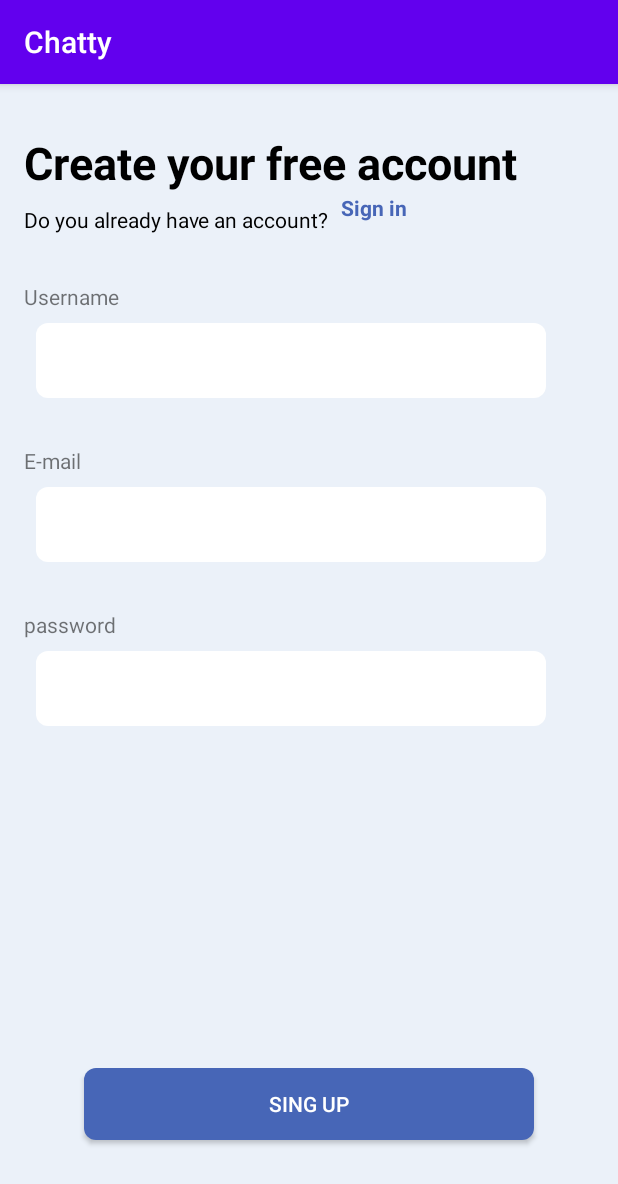
After one commit to zaka7024/Chatty, an Android app: the fragment SignUpFragment shown on its own in the app's theme, on a phone screen of 412 x 824 dp. The commit adds this screen. Shown: the top 1184 px of the screen. Run offline under Robolectric (Android 15) with nearby library versions, the phone set to English and light mode, and no system bars.

Commit message:
add login page design

```diff
--- /dev/null
+++ b/app/src/main/java/com/freshie/chatty/fragments/SignInFragment.kt
@@ -0,0 +1,23 @@
+package com.freshie.chatty.fragments
+
+import android.os.Bundle
+import androidx.fragment.app.Fragment
+import android.view.LayoutInflater
+import android.view.View
+import android.view.ViewGroup
+import com.freshie.chatty.R
+
+class SignInFragment : Fragment() {
+
+    override fun onCreate(savedInstanceState: Bundle?) {
+        super.onCreate(savedInstanceState)
+    }
+
+    override fun onCreateView(
+        inflater: LayoutInflater, container: ViewGroup?,
+        savedInstanceState: Bundle?
+    ): View? {
+        // Inflate the layout for this fragment
+        return inflater.inflate(R.layout.fragment_sign_in, container, false)
+    }
+}
--- /dev/null
+++ b/app/src/main/java/com/freshie/chatty/fragments/SignUpFragment.kt
@@ -0,0 +1,23 @@
+package com.freshie.chatty.fragments
+
+import android.os.Bundle
+import androidx.fragment.app.Fragment
+import android.view.LayoutInflater
+import android.view.View
+import android.view.ViewGroup
+import com.freshie.chatty.R
+
+class SignUpFragment : Fragment() {
+
+    override fun onCreate(savedInstanceState: Bundle?) {
+        super.onCreate(savedInstanceState)
+    }
+
+    override fun onCreateView(
+        inflater: LayoutInflater, container: ViewGroup?,
+        savedInstanceState: Bundle?
+    ): View? {
+        // Inflate the layout for this fragment
+        return inflater.inflate(R.layout.fragment_sign_up, container, false)
+    }
+}
--- /dev/null
+++ b/app/src/main/res/drawable/rounded_bg.xml
@@ -0,0 +1,10 @@
+<?xml version="1.0" encoding="utf-8"?>
+<shape xmlns:android="http://schemas.android.com/apk/res/android" >
+    <solid android:color="@color/white" />
+    <corners android:radius="8dp" />
+    <padding
+        android:bottom="7dip"
+        android:left="7dip"
+        android:right="7dip"
+        android:top="7dip" />
+</shape>
--- /dev/null
+++ b/app/src/main/res/layout/fragment_sign_in.xml
@@ -0,0 +1,14 @@
+<?xml version="1.0" encoding="utf-8"?>
+<FrameLayout xmlns:android="http://schemas.android.com/apk/res/android"
+    xmlns:tools="http://schemas.android.com/tools"
+    android:layout_width="match_parent"
+    android:layout_height="match_parent"
+    tools:context=".fragments.SignInFragment">
+
+    <!-- TODO: Update blank fragment layout -->
+    <TextView
+        android:layout_width="match_parent"
+        android:layout_height="match_parent"
+        android:text="@string/hello_blank_fragment" />
+
+</FrameLayout>
--- /dev/null
+++ b/app/src/main/res/layout/fragment_sign_up.xml
@@ -0,0 +1,122 @@
+<?xml version="1.0" encoding="utf-8"?>
+<androidx.constraintlayout.widget.ConstraintLayout xmlns:android="http://schemas.android.com/apk/res/android"
+    xmlns:app="http://schemas.android.com/apk/res-auto"
+    xmlns:tools="http://schemas.android.com/tools"
+    android:layout_width="match_parent"
+    android:layout_height="match_parent"
+    android:background="@color/blue"
+    tools:context=".fragments.SignUpFragment">
+
+
+    <TextView
+        android:id="@+id/textView"
+        android:layout_width="wrap_content"
+        android:layout_height="wrap_content"
+        android:layout_marginStart="16dp"
+        android:layout_marginTop="32dp"
+        android:text="Create your free account"
+        android:textColor="@color/black"
+        android:textSize="30sp"
+        android:textStyle="bold"
+        app:layout_constraintStart_toStartOf="parent"
+        app:layout_constraintTop_toTopOf="parent" />
+
+    <TextView
+        android:id="@+id/textView2"
+        android:layout_width="wrap_content"
+        android:layout_height="wrap_content"
+        android:layout_marginTop="8dp"
+        android:text="Do you already have an account?"
+        android:textColor="@color/black"
+        app:layout_constraintStart_toStartOf="@+id/textView"
+        app:layout_constraintTop_toBottomOf="@+id/textView" />
+
+    <TextView
+        android:id="@+id/textView3"
+        android:layout_width="wrap_content"
+        android:layout_height="wrap_content"
+        android:layout_marginStart="8dp"
+        android:text="Sign in"
+        android:textColor="@color/darkBlue"
+        android:textStyle="bold"
+        app:layout_constraintStart_toEndOf="@+id/textView2"
+        app:layout_constraintTop_toBottomOf="@+id/textView" />
+
+    <TextView
+        android:id="@+id/textView4"
+        android:layout_width="wrap_content"
+        android:layout_height="wrap_content"
+        android:layout_marginTop="32dp"
+        android:text="Username"
+        app:layout_constraintStart_toStartOf="@+id/textView2"
+        app:layout_constraintTop_toBottomOf="@+id/textView2" />
+
+    <EditText
+        android:id="@+id/username_edittext"
+        android:layout_width="340dp"
+        android:layout_height="50dp"
+        android:layout_marginStart="8dp"
+        android:layout_marginTop="8dp"
+        android:background="@drawable/rounded_bg"
+        android:ems="10"
+        android:inputType="textPersonName"
+        app:layout_constraintStart_toStartOf="@+id/textView4"
+        app:layout_constraintTop_toBottomOf="@+id/textView4" />
+
+    <EditText
+        android:id="@+id/email_edittext"
+        android:layout_width="340dp"
+        android:layout_height="50dp"
+        android:layout_marginStart="8dp"
+        android:layout_marginTop="8dp"
+        android:background="@drawable/rounded_bg"
+        android:ems="10"
+        android:inputType="textPersonName"
+        app:layout_constraintStart_toStartOf="@+id/textView5"
+        app:layout_constraintTop_toBottomOf="@+id/textView5" />
+
+    <TextView
+        android:id="@+id/textView5"
+        android:layout_width="wrap_content"
+        android:layout_height="wrap_content"
+        android:layout_marginTop="32dp"
+        android:inputType="textEmailAddress"
+        android:text="E-mail"
+        app:layout_constraintStart_toStartOf="@+id/textView4"
+        app:layout_constraintTop_toBottomOf="@+id/username_edittext" />
+
+    <EditText
+        android:id="@+id/password_edittext"
+        android:layout_width="340dp"
+        android:layout_height="50dp"
+        android:layout_marginStart="8dp"
+        android:layout_marginTop="8dp"
+        android:background="@drawable/rounded_bg"
+        android:ems="10"
+        android:inputType="textPersonName"
+        app:layout_constraintStart_toStartOf="@+id/textView6"
+        app:layout_constraintTop_toBottomOf="@+id/textView6" />
+
+    <TextView
+        android:id="@+id/textView6"
+        android:layout_width="wrap_content"
+        android:layout_height="wrap_content"
+        android:layout_marginTop="32dp"
+        android:inputType="textEmailAddress"
+        android:text="password"
+        app:layout_constraintStart_toStartOf="@+id/textView5"
+        app:layout_constraintTop_toBottomOf="@+id/email_edittext" />
+
+    <Button
+        android:id="@+id/button"
+        android:layout_width="300dp"
+        android:layout_height="wrap_content"
+        android:layout_marginBottom="64dp"
+        android:background="@drawable/rounded_bg"
+        android:text="Sing Up"
+        android:textColor="@color/white"
+        android:backgroundTint="@color/darkBlue"
+        app:layout_constraintBottom_toBottomOf="parent"
+        app:layout_constraintEnd_toEndOf="parent"
+        app:layout_constraintStart_toStartOf="parent" />
+</androidx.constraintlayout.widget.ConstraintLayout>
--- a/app/src/main/res/values/colors.xml
+++ b/app/src/main/res/values/colors.xml
@@ -3,4 +3,8 @@
     <color name="colorPrimary">#6200EE</color>
     <color name="colorPrimaryDark">#3700B3</color>
     <color name="colorAccent">#03DAC5</color>
+    <color name="black">#000</color>
+    <color name="white">#fff</color>
+    <color name="blue">#EBF1F9</color>
+    <color name="darkBlue">#4766B7</color>
 </resources>
```
